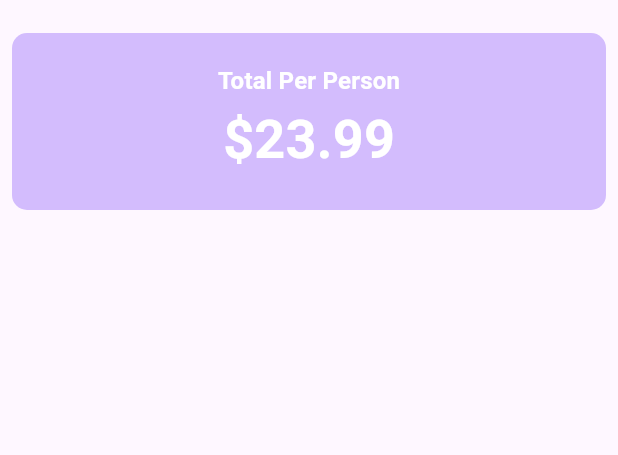
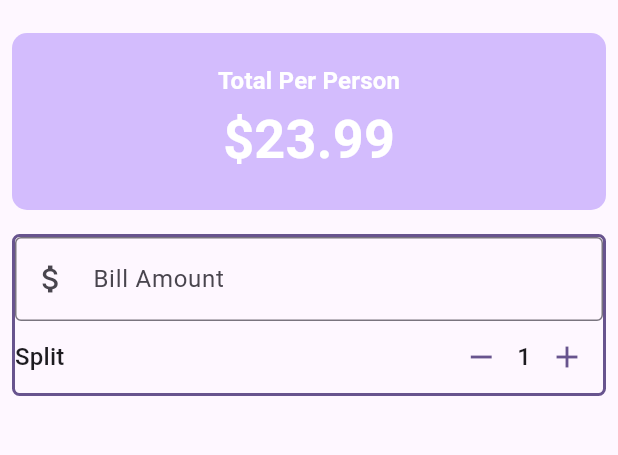
Before and after one commit to Abadar169/UTip, a Flutter app: the screen it shows after launch, on a phone screen of 412 x 824 dp, the part 63-518 px from its top. Run offline on Flutter 3.47's test engine with Material 3 defaults, Android fonts, the phone set to English and light mode, and no system bars.

Commit message:
Add increment and decrement

```diff
--- a/lib/main.dart
+++ b/lib/main.dart
@@ -1,5 +1,5 @@
 import 'package:flutter/material.dart';
-
+import 'package:flutter/widgets.dart';
 
 void main() {
   runApp(const MyApp());
@@ -14,7 +14,6 @@ class MyApp extends StatelessWidget {
     return MaterialApp(
       title: 'Flutter Demo',
       theme: ThemeData(
-
         colorScheme: ColorScheme.fromSeed(seedColor: Colors.deepPurple),
         useMaterial3: true,
       ),
@@ -31,6 +30,23 @@ class UTip extends StatefulWidget {
 }
 
 class _UTipState extends State<UTip> {
+  int _personCount = 1;
+
+  void increment() {
+    setState(() {
+      _personCount = _personCount + 1;
+    });
+  }
+
+  void decrement() {
+    setState(() {
+      if(_personCount > 0){
+
+      _personCount = _personCount - 1;
+      }
+    });
+  }
+
   @override
   Widget build(BuildContext context) {
     var theme = Theme.of(context);
@@ -41,7 +57,6 @@ class _UTipState extends State<UTip> {
     return Scaffold(
       appBar: AppBar(
         title: const Text('UTip'),
-
       ),
       body: Column(
         crossAxisAlignment: CrossAxisAlignment.stretch,
@@ -50,26 +65,79 @@ class _UTipState extends State<UTip> {
             padding: const EdgeInsets.all(8.0),
             child: Container(
                 padding: const EdgeInsets.all(20),
-              decoration:  BoxDecoration(
+                decoration: BoxDecoration(
                   color: theme.colorScheme.inversePrimary,
                   borderRadius: BorderRadius.circular(10),
-
                 ),
-              child:  Column(
+                child: Column(
                   children: [
-                    Text('Total Per Person',
+                    Text(
+                      'Total Per Person',
                       style: style,
                     ),
-                    Text('\$23.99',
+                    Text(
+                      '\$23.99',
                       style: style.copyWith(
                         color: theme.colorScheme.onPrimary,
                         fontSize: theme.textTheme.displaySmall?.fontSize,
                       ),
                     ),
                   ],
-              )
+                )),
+          ),
+          //Form
+          Padding(
+            padding: const EdgeInsets.all(8.0),
+            child: Container(
+              width: 100,
+              decoration: BoxDecoration(
+                borderRadius: BorderRadius.circular(5),
+                border: Border.all(
+                  color: theme.colorScheme.primary,
+                  width: 2,
                 ),
               ),
+              child: Column(
+                children: [
+                  TextField(
+                    decoration: const InputDecoration(
+                      border: OutlineInputBorder(),
+                      prefixIcon: Icon(Icons.attach_money),
+                      labelText: 'Bill Amount',
+                    ),
+                    keyboardType: TextInputType.number,
+                    onChanged: (String value) {
+                      print(value);
+                    },
+                  ),
+                  //Split Bill Area
+                  Row(
+                    mainAxisAlignment: MainAxisAlignment.spaceBetween,
+                    children: [
+                      Text(
+                        "Split",
+                        style: theme.textTheme.titleMedium,
+                      ),
+                      Row(
+                        children: [
+                           IconButton(
+                            color: theme.colorScheme.primary,
+                              onPressed: decrement, icon: const Icon(Icons.remove)),
+                          Text(
+                            _personCount.toString(),
+                            style: theme.textTheme.titleMedium,
+                          ),
+                          IconButton(
+                            color: theme.colorScheme.primary,
+                              onPressed: increment, icon: const Icon(Icons.add)),
+                        ],
+                      ),
+                    ],
+                  ),
+                ],
+              ),
+            ),
+          )
         ],
       ),
     );
```
Lines whose indentation alone changed are shown as unchanged.
